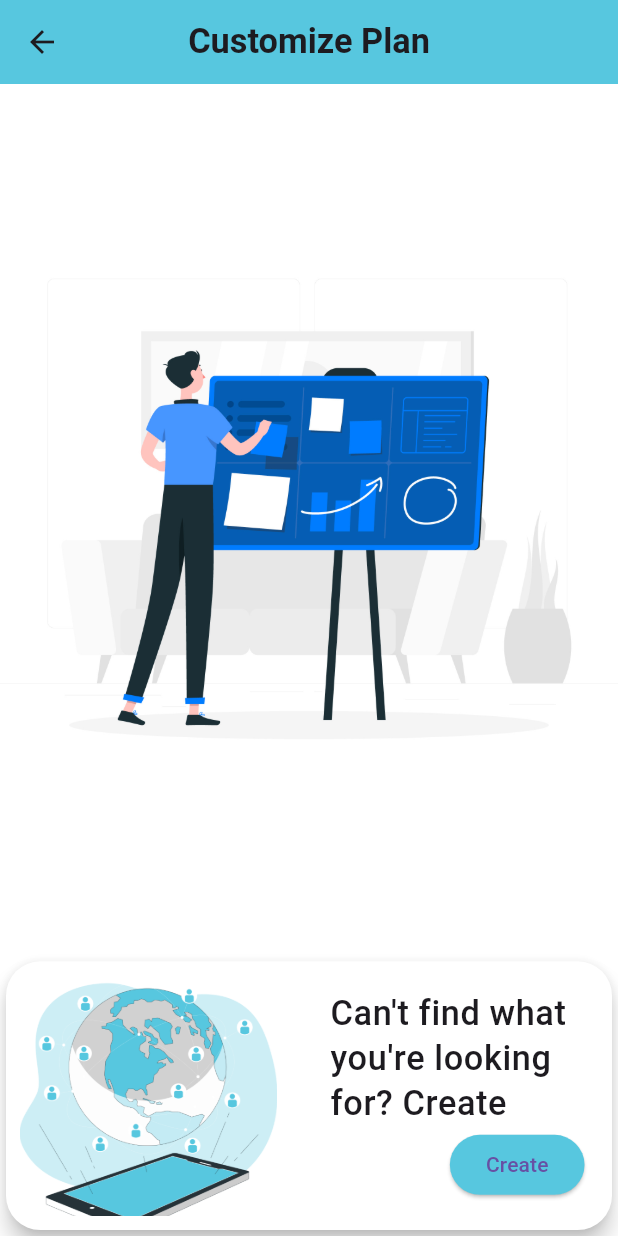
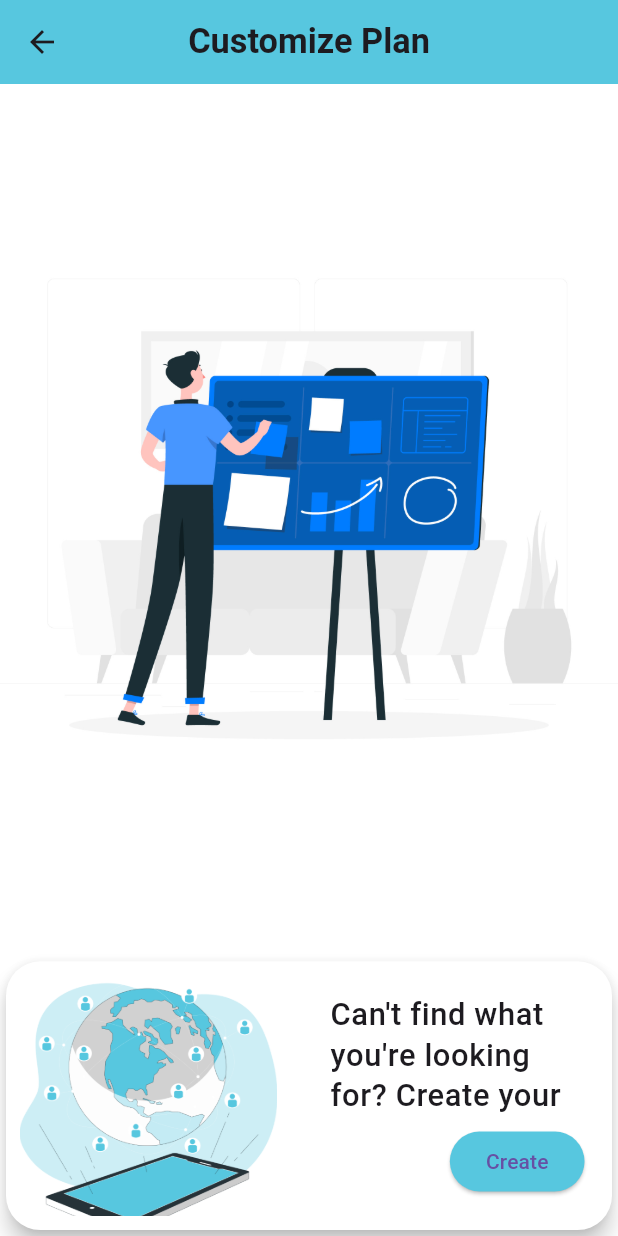
Before and after one commit to HusseinMohamed99/TRIPSO, a Flutter app: the CreateCustomizePlan screen opened by its route, on a phone screen of 412 x 824 dp. Run offline on Flutter 3.47's test engine with Material 3 defaults, Android fonts, the phone set to English and light mode, and no system bars; our stand-ins replace animated_splash_screen, cached_network_image, carousel_slider, cloud_firestore, conditional_builder_null_safety, connectivity_plus and 19 more; accounts and stored records are empty.

Commit message:
feat(ui): improve responsive font sizing and text alignment
- Add responsive font size utility and apply to search bar hint text
- Adjust text theme font sizes for better consistency
- Replace InkWell with GestureDetector for better touch handling
- Update text styles in explore and home screens for responsiveness

```diff
--- a/lib/shared/styles/theme.dart
+++ b/lib/shared/styles/theme.dart
@@ -25,31 +25,31 @@ class ThemeApp {
     ),
     textTheme: TextTheme(
       displayLarge: GoogleFonts.roboto(
-        fontSize: 36.sp,
+        fontSize: 30.sp,
         fontWeight: FontWeight.bold,
         color: blackPrimary,
       ),
       displayMedium: GoogleFonts.roboto(
-        fontSize: 30.sp,
+        fontSize: 28.sp,
         color: blackPrimary,
         fontWeight: FontWeight.bold,
       ),
       bodyLarge: GoogleFonts.roboto(
-        fontSize: 25.sp,
+        fontSize: 24.sp,
         color: blackPrimary,
         fontWeight: FontWeight.bold,
       ),
       bodyMedium: GoogleFonts.roboto(
-        fontSize: 22.sp,
+        fontSize: 20.sp,
         color: blackPrimary,
         fontWeight: FontWeight.w500,
       ),
       bodySmall: GoogleFonts.roboto(
-        fontSize: 20.sp,
+        fontSize: 18.sp,
         fontWeight: FontWeight.w500,
       ),
       displaySmall: GoogleFonts.roboto(
-        fontSize: 17.sp,
+        fontSize: 15.sp,
         color: blackPrimary,
         fontWeight: FontWeight.w500,
       ),
@@ -72,31 +72,31 @@ class ThemeApp {
     appBarTheme: const AppBarTheme(),
     textTheme: TextTheme(
       displayLarge: GoogleFonts.roboto(
-        fontSize: 36.sp,
+        fontSize: 30.sp,
         fontWeight: FontWeight.bold,
         color: blackPrimary,
       ),
       displayMedium: GoogleFonts.roboto(
-        fontSize: 30.sp,
+        fontSize: 28.sp,
         color: blackPrimary,
         fontWeight: FontWeight.bold,
       ),
       bodyLarge: GoogleFonts.roboto(
-        fontSize: 25.sp,
+        fontSize: 24.sp,
         color: blackPrimary,
         fontWeight: FontWeight.bold,
       ),
       bodyMedium: GoogleFonts.roboto(
-        fontSize: 22.sp,
+        fontSize: 20.sp,
         color: blackPrimary,
         fontWeight: FontWeight.w500,
       ),
       bodySmall: GoogleFonts.roboto(
-        fontSize: 20.sp,
+        fontSize: 18.sp,
         fontWeight: FontWeight.w500,
       ),
       displaySmall: GoogleFonts.roboto(
-        fontSize: 17.sp,
+        fontSize: 15.sp,
         color: blackPrimary,
         fontWeight: FontWeight.w500,
       ),
```
Also changed, not shown: lib/mobile/screens/explore/explore.dart (+24 -11 lines), lib/mobile/screens/home/home_screen.dart (+7 -3 lines), lib/shared/components/custom_search_bar.dart (+6 -1 lines).
